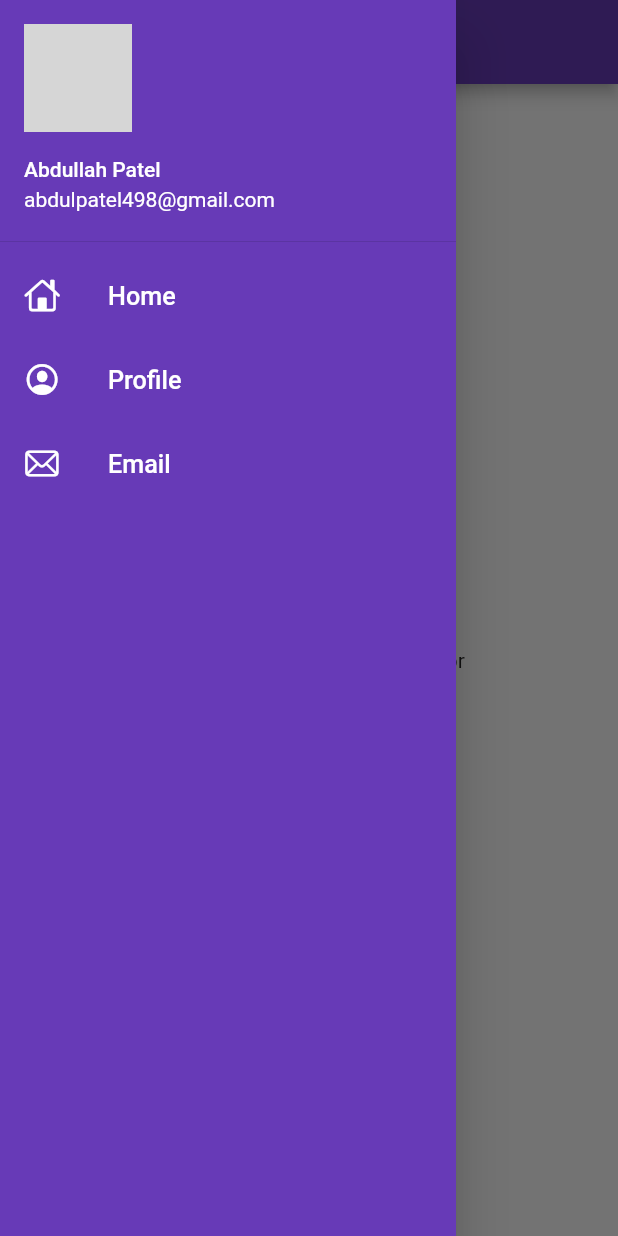
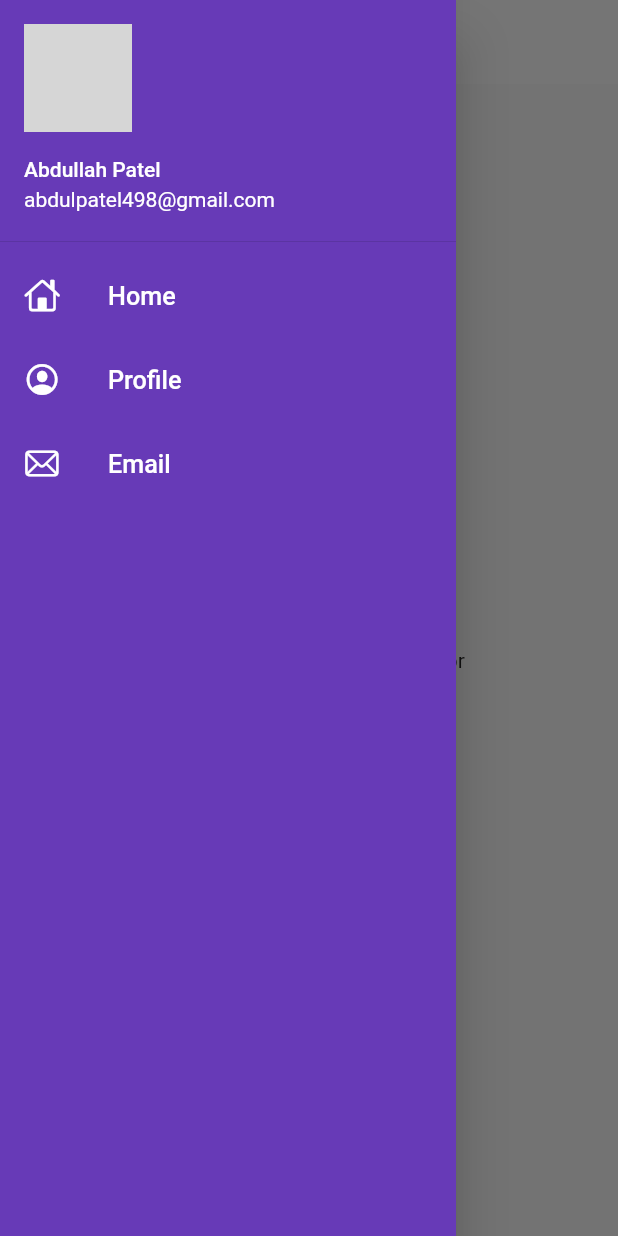
Before and after one commit to PATELAP/LetsGoFlutter, a Flutter app: the screen it shows after launch, with the side drawer open, on a phone screen of 412 x 824 dp. Run offline on Flutter 3.47's test engine with Material 2 defaults, Android fonts, the phone set to English and light mode, and no system bars; network calls fail; grey boxes are pictures that could not be loaded.

Commit message:
theme extracted

```diff
--- a/lib/main.dart
+++ b/lib/main.dart
@@ -1,6 +1,7 @@
 import 'package:flutter/material.dart';
 import 'package:flutter_catalog/pages/login_page.dart';
 import 'package:flutter_catalog/utils/routs.dart';
+import 'package:flutter_catalog/widgets/themes.dart';
 // import 'package:google_fonts/google_fonts.dart';
 import 'pages/home_page.dart';
 
@@ -16,13 +17,10 @@ class MyApp extends StatelessWidget {
     return MaterialApp(
       // home: HomePage(),
       themeMode: ThemeMode.light,
-      theme: ThemeData(
-        primarySwatch: Colors.deepPurple,
-      ),
+      theme: MyTheme.lighTheme,
+      darkTheme: MyTheme.darkTheme,
       debugShowCheckedModeBanner: false,
-      darkTheme: ThemeData(
-        brightness: Brightness.dark,
-      ),
+
       initialRoute: "/",
       routes: {
         "/": (context) => HomePage(),
--- a/lib/pages/home_page.dart
+++ b/lib/pages/home_page.dart
@@ -8,7 +8,13 @@ class HomePage extends StatelessWidget {
   @override
   Widget build(BuildContext context) {
     return Scaffold(
-      appBar: AppBar(title: Text("Catelog App")),
+      appBar: AppBar(
+          title: Text(
+        "Catelog App",
+        style: TextStyle(
+          color: Colors.black,
+        ),
+      )),
       body: Center(
         child: Container(
           child: Text("Welcome to $days flutter by $name"),
--- a/lib/widgets/drawer.dart
+++ b/lib/widgets/drawer.dart
@@ -4,10 +4,9 @@ import 'package:flutter/material.dart';
 class MyDrawer extends StatelessWidget {
   const MyDrawer({super.key});
 
-  @override
+  final imageUrl =
+      "https://images.news18.com/ibnlive/uploads/2021/06/1622960059_untitled-design-kid.png?im=Resize,width=360,aspect=fit,type=normal?im=Resize,width=320,aspect=fit,type=normal";
   Widget build(BuildContext context) {
-    final imageUrl =
-        "https://images.news18.com/ibnlive/uploads/2021/06/1622960059_untitled-design-kid.png?im=Resize,width=360,aspect=fit,type=normal?im=Resize,width=320,aspect=fit,type=normal";
     return Drawer(
       child: Container(
         color: Colors.deepPurple,
@@ -25,7 +24,7 @@ class MyDrawer extends StatelessWidget {
                 ),
               ),
             ),
-            ListTile(
+            const ListTile(
               leading: Icon(
                 CupertinoIcons.home,
                 color: Colors.white,
@@ -38,7 +37,7 @@ class MyDrawer extends StatelessWidget {
                 ),
               ),
             ),
-            ListTile(
+            const ListTile(
               leading: Icon(
                 CupertinoIcons.profile_circled,
                 color: Colors.white,
@@ -51,7 +50,7 @@ class MyDrawer extends StatelessWidget {
                 ),
               ),
             ),
-            ListTile(
+            const ListTile(
               leading: Icon(
                 CupertinoIcons.mail,
                 color: Colors.white,
--- /dev/null
+++ b/lib/widgets/themes.dart
@@ -0,0 +1,15 @@
+import 'package:flutter/material.dart';
+
+class MyTheme {
+  static ThemeData get lighTheme => ThemeData(
+      primarySwatch: Colors.deepPurple,
+      appBarTheme: AppBarTheme(
+        color: Colors.white,
+        elevation: 0,
+        iconTheme: IconThemeData(color: Colors.black),
+      ));
+
+  static ThemeData get darkTheme => ThemeData(
+        brightness: Brightness.dark,
+      );
+}
```
